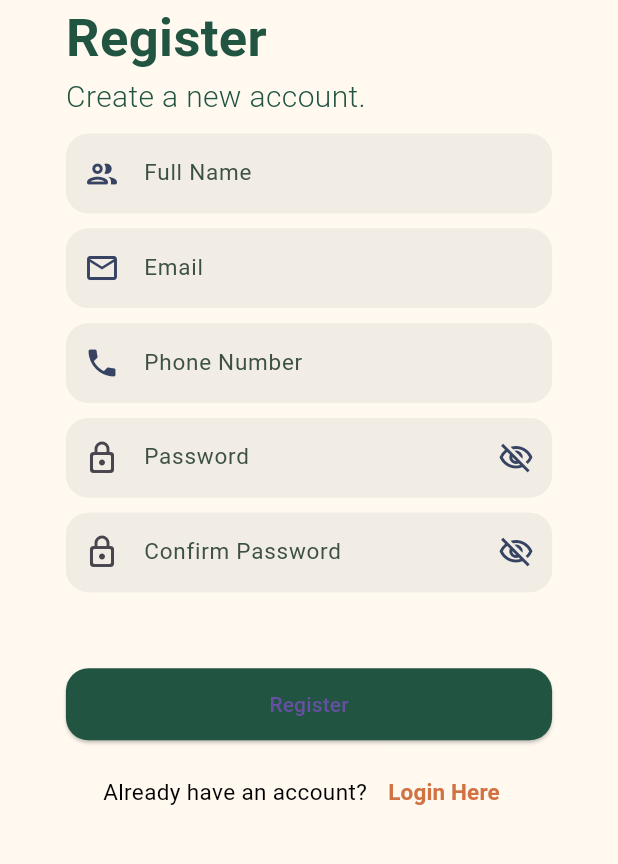
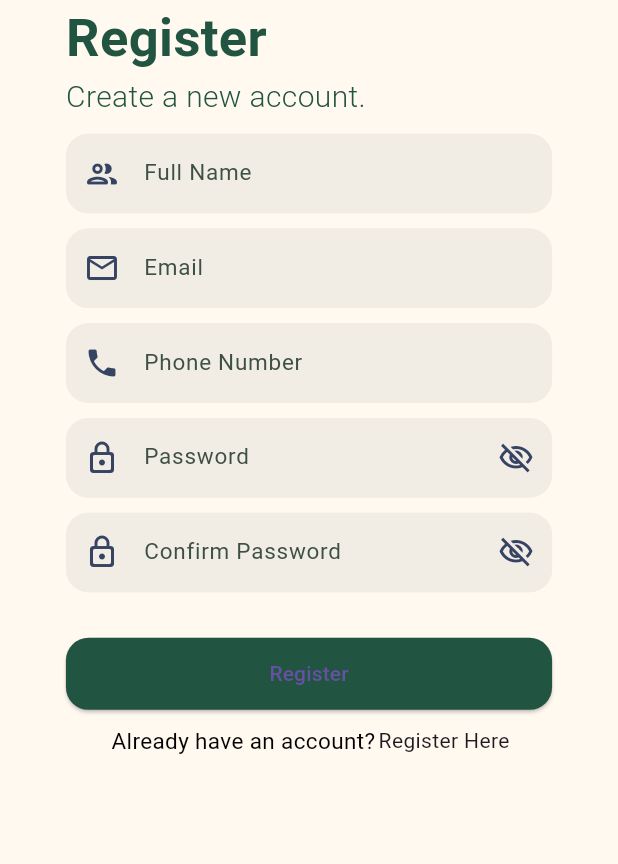
Before and after one commit to handoyonathan/Re-Empties, a Flutter app: the RegisterPage screen opened by its route, after a tap on "Register", on a phone screen of 412 x 824 dp, the part 315-1179 px from its top. Run offline on Flutter 3.47's test engine with Material 3 defaults, Android fonts, the phone set to English and light mode, and no system bars; our stand-ins replace cloud_firestore, firebase_auth, firebase_core, flutter_riverpod, flutter_screenutil, flutter_svg and 2 more; accounts and stored records are empty; network calls fail; statements that could not run were skipped.

Commit message:
Add Register Logic

```diff
--- a/lib/cores/template/form_validator.dart
+++ b/lib/cores/template/form_validator.dart
@@ -5,7 +5,8 @@ mixin FormValidatorMixin on BaseNotifier {
       r'^(?=.*[A-Z])(?=.*[a-z])(?=.*\d)(?=.*[@$!%*?&])[A-Za-z\d@$!%*?&]{8,}$');
   final RegExp emailRegex =
       RegExp(r'^[\w-\.]+@[a-zA-Z0-9-]+(\.[a-zA-Z]{2,})+$');
-  final RegExp phoneRegex = RegExp(r'^[0-9]+$');
+  final RegExp phoneRegex = RegExp(r'^\+62\d{9,12}$');
+  final RegExp nameRegex = RegExp(r'^[a-zA-Z]{4,}(?: [a-zA-Z]+){0,2}$');
 
   String? getValidation({
     required String value,
@@ -27,9 +28,9 @@ mixin FormValidatorMixin on BaseNotifier {
       return '$label kurang dari 8 karakter';
     }
 
-    if (validationList.contains(Validator.numericOnly) &&
+    if (validationList.contains(Validator.phoneFormat) &&
         !phoneRegex.hasMatch(value)) {
-      return '$label hanya boleh berisi angka';
+      return '$label hanya boleh berisi angka dan diawali dengan +62';
     }
 
     // Email validation
@@ -48,6 +49,12 @@ mixin FormValidatorMixin on BaseNotifier {
       return 'Password yang Anda masukkan tidak sesuai';
     }
 
+    // full name validation
+    if (validationList.contains(Validator.nameFormat) &&
+        !nameRegex.hasMatch(value)) {
+      return 'Nama yang Anda masukkan tidak sesuai';
+    }
+
     return null;
   }
 }
@@ -57,5 +64,6 @@ enum Validator {
   emailFormat,
   passwordFormat,
   confirmPassword,
-  numericOnly,
+  phoneFormat,
+  nameFormat,
 }
--- /dev/null
+++ b/lib/features/authentication/model/auth_model.dart
@@ -0,0 +1,31 @@
+import 'package:re_empties/cores/template/text_input_model.dart';
+
+class LoginModel {
+  final TextInputModel email;
+  final TextInputModel password;
+
+  LoginModel({required this.email, required this.password});
+}
+
+class RegisterModel {
+  final TextInputModel fullName;
+  final TextInputModel email;
+  final TextInputModel phoneNumber;
+  final TextInputModel password;
+  final TextInputModel confirmPassword;
+
+  RegisterModel(
+      {required this.fullName,
+      required this.email,
+      required this.phoneNumber,
+      required this.password,
+      required this.confirmPassword});
+
+  Map<String, dynamic> toMap() {
+    return {
+      'userName': fullName.text,
+      'userEmail': email.text,
+      'userPhoneNumber': phoneNumber.text,
+    };
+  }
+}
--- a/lib/features/authentication/model/user_model.dart
+++ /dev/null
@@ -1,8 +0,0 @@
-import 'package:re_empties/cores/template/text_input_model.dart';
-
-class LoginModel {
-  final TextInputModel email;
-  final TextInputModel password;
-
-  LoginModel({required this.email, required this.password});
-}
--- a/lib/features/authentication/viewmodel/login_viewmodel.dart
+++ b/lib/features/authentication/viewmodel/login_viewmodel.dart
@@ -3,7 +3,7 @@ import 'package:firebase_auth/firebase_auth.dart';
 import 'package:re_empties/cores/template/form_notifier.dart';
 import 'package:re_empties/cores/template/form_validator.dart';
 import 'package:re_empties/cores/template/text_input_model.dart';
-import 'package:re_empties/features/authentication/model/user_model.dart';
+import 'package:re_empties/features/authentication/model/auth_model.dart';
 import 'package:flutter_riverpod/flutter_riverpod.dart';
 
 final loginVM = ChangeNotifierProvider.autoDispose(LoginVM.new);
--- /dev/null
+++ b/lib/features/authentication/viewmodel/register_viewmodel.dart
@@ -0,0 +1,123 @@
+import 'package:cloud_firestore/cloud_firestore.dart';
+import 'dart:async';
+import 'package:firebase_auth/firebase_auth.dart';
+import 'package:re_empties/cores/template/form_notifier.dart';
+import 'package:re_empties/cores/template/form_validator.dart';
+import 'package:re_empties/cores/template/text_input_model.dart';
+import 'package:re_empties/features/authentication/model/auth_model.dart';
+import 'package:flutter_riverpod/src/change_notifier_provider.dart';
+
+final registerVM = ChangeNotifierProvider.autoDispose(RegisterVM.new);
+
+class RegisterVM extends BaseFormNotifier<RegisterModel>
+    with FormValidatorMixin {
+  final FirebaseAuth _auth = FirebaseAuth.instance;
+  final FirebaseFirestore _firestore = FirebaseFirestore.instance;
+
+  RegisterVM(super.ref);
+
+  void onRegister() async {
+    if (validate()) {
+      try {
+        //  bikin new user di firebase auth
+        UserCredential userCredential =
+            await _auth.createUserWithEmailAndPassword(
+          email: form.email.text,
+          password: form.password.text,
+        );
+        print('User Logged in: ${userCredential.user?.uid}');
+
+        // add user data to firestore
+        RegisterModel user = RegisterModel(
+          fullName: form.fullName,
+          email: form.email,
+          phoneNumber: form.phoneNumber,
+          password: form.password,
+          confirmPassword: form.confirmPassword,
+        );
+        await _firestore
+            .collection('users')
+            .doc(userCredential.user?.uid)
+            .set(user.toMap());
+        print('User data added to Firestore');
+      } on FirebaseAuthException catch (e) {
+        // Tangani kesalahan login
+        print('Failed with error code: ${e.code}');
+        print(e.message);
+      }
+    }
+  }
+
+  // Future<void> registerUser({
+  //   required String fullName,
+  //   required String email,
+  //   required String phoneNumber,
+  //   required String password,
+  // }) async {
+  //   try {
+  //     // bikin new user di firebase auth
+  //     UserCredential userCredential = await _auth
+  //         .createUserWithEmailAndPassword(email: email, password: password);
+
+  //     // add user data to firestore
+  //     RegisterModel user = RegisterModel(
+  //       fullName: fullName,
+  //       email: email,
+  //       phoneNumber: phoneNumber,
+  //     );
+  //     await _firestore
+  //         .collection('users')
+  //         .doc(userCredential.user?.uid)
+  //         .set(user.toMap());
+  //   } catch (e) {
+  //     print("Error in registration: $e");
+  //   }
+  // }
+
+  @override
+  late RegisterModel form;
+
+  @override
+  FutureOr<void> init() {
+    form = RegisterModel(
+      fullName: TextInputModel(
+          validator: (value) => getValidation(
+                value: value,
+                label: 'Full Name',
+                validationList: [Validator.nameFormat],
+              )),
+      email: TextInputModel(
+          validator: (value) => getValidation(
+                value: value,
+                label: 'Email',
+                validationList: [
+                  Validator.emailFormat,
+                ],
+              )),
+      phoneNumber: TextInputModel(
+          validator: (value) => getValidation(
+                value: value,
+                label: 'Phone Number',
+                validationList: [
+                  Validator.phoneFormat,
+                ],
+              )),
+      password: TextInputModel(
+          validator: (value) => getValidation(
+                value: value,
+                label: 'Password',
+                validationList: [
+                  Validator.passwordFormat,
+                ],
+              )),
+      confirmPassword: TextInputModel(
+          validator: (value) => getValidation(
+                value: value,
+                label: 'Confirm Password',
+                validationList: [
+                  Validator.confirmPassword,
+                ],
+              )),
+    );
+  }
+}
--- a/lib/features/authentication/views/register_view.dart
+++ b/lib/features/authentication/views/register_view.dart
@@ -1,36 +1,32 @@
 import 'package:flutter/material.dart';
 import 'package:re_empties/cores/components/button_main_app.dart';
-import 'package:re_empties/cores/components/custom_text_field.dart';
+import 'package:re_empties/cores/components/form_text_field.dart';
 import 'package:re_empties/cores/components/image_asset.dart';
+import 'package:re_empties/cores/components/tap_detector.dart';
 import 'package:re_empties/cores/constant/colors.dart';
 import 'package:re_empties/cores/constant/image_path.dart';
+import 'package:re_empties/cores/constant/text_theme.dart';
+import 'package:re_empties/cores/template/view.dart';
+import 'package:re_empties/features/authentication/viewmodel/register_viewmodel.dart';
+import 'package:flutter_screenutil/src/size_extension.dart';
+import '../../../cores/components/hidden_app_bar.dart';
 import 'package:gap/gap.dart';
-import 'package:flutter_screenutil/flutter_screenutil.dart';
 
-class RegisterPage extends StatefulWidget {
+class RegisterPage extends StatelessWidget {
   const RegisterPage({super.key});
 
   @override
-  State<RegisterPage> createState() => RegisterPageState();
-}
+  Widget build(BuildContext context) => BaseView<RegisterVM>(
+        provider: registerVM,
+        appBar: (_) => const HiddenAppBar(
+          backgroundColor: Colors.transparent,
+        ),
+        builder: _buildScreen,
+        extendBodyBehindAppBar: true,
+        disableSafeArea: true,
+      );
 
-class RegisterPageState extends State<RegisterPage> {
-  final TextEditingController fullNameController = TextEditingController();
-  final TextEditingController emailController = TextEditingController();
-  final TextEditingController phoneNumberController = TextEditingController();
-  final TextEditingController passwordController = TextEditingController();
-  final TextEditingController confirmPasswordController =
-      TextEditingController();
-
-  final FocusNode fullNameFocusedNode = FocusNode();
-  final FocusNode emailFocusNode = FocusNode();
-  final FocusNode phoneNumberFocusedNode = FocusNode();
-  final FocusNode passwordFocusNode = FocusNode();
-  final FocusNode confirmPasswordFocusNode = FocusNode();
-
-  @override
-  Widget build(BuildContext context) {
-    return Scaffold(
+  Widget _buildScreen(BuildContext context, RegisterVM vm) => Scaffold(
         backgroundColor: colors.bgColor,
         body: SingleChildScrollView(
           keyboardDismissBehavior: ScrollViewKeyboardDismissBehavior.onDrag,
@@ -64,148 +60,68 @@ class RegisterPageState extends State<RegisterPage> {
                   ),
                   Gap(10.h),
 
-                // Full name
-                CustomTextField(
-                  hint: "Full Name",
-                  controller: fullNameController,
-                  focusNode: fullNameFocusedNode,
-                  keyboardType: TextInputType.name,
-                  inputAction: TextInputAction.next,
-                  prefixIcon: Icon(
+                  Form(
+                      key: vm.formKey,
+                      child: Column(
+                        children: [
+                          FormTextField(
+                            inputModel: vm.form.fullName,
+                            hint: 'Full Name',
+                            prefixWidget: Icon(
                               Icons.people_outline_rounded,
                               color: colors.blueText,
                             ),
-                  isMultiline: false,
-                  onSubmit: (value) {
-                    fullNameFocusedNode.unfocus();
-                    FocusScope.of(context).requestFocus(emailFocusNode);
-                  },
-                  validator: (value) {
-                    if (value == null || value.isEmpty) {
-                      return "Please enter your full name";
-                    }
-                    return null;
-                  },
-                  borderRadius: 15.0,
                           ),
                           Gap(10.h),
-
-                // Email
-                CustomTextField(
-                  hint: "Email",
-                  controller: emailController,
-                  focusNode: emailFocusNode,
-                  keyboardType: TextInputType.emailAddress,
-                  inputAction: TextInputAction.next,
-                  prefixIcon: Icon(
+                          FormTextField(
+                            hint: 'Email',
+                            inputModel: vm.form.email,
+                            prefixWidget: Icon(
                               Icons.email_outlined,
                               color: colors.blueText,
                             ),
-                  isMultiline: false,
-                  onSubmit: (value) {
-                    emailFocusNode.unfocus();
-                    FocusScope.of(context).requestFocus(passwordFocusNode);
-                  },
-                  validator: (value) {
-                    if (value == null || value.isEmpty) {
-                      return "Please enter your email";
-                    }
-                    if (!RegExp(r'^[^@]+@[^@]+\.[^@]+').hasMatch(value)) {
-                      return "Please enter a valid email";
-                    }
-                    return null;
-                  },
-                  borderRadius: 15.0,
                           ),
                           Gap(10.h),
-
-                // Phone Number
-                CustomTextField(
-                  hint: "Phone Number",
-                  controller: phoneNumberController,
-                  focusNode: phoneNumberFocusedNode,
-                  keyboardType: TextInputType.phone,
-                  inputAction: TextInputAction.next,
-                  prefixIcon: Icon(
+                          FormTextField(
+                            hint: 'Phone Number',
+                            inputModel: vm.form.phoneNumber,
+                            prefixWidget: Icon(
                               Icons.phone,
                               color: colors.blueText,
                             ),
-                  isMultiline: false,
-                  onSubmit: (value) {
-                    phoneNumberFocusedNode.unfocus();
-                    FocusScope.of(context).requestFocus(passwordFocusNode);
-                  },
-                  validator: (value) {
-                    if (value == null || value.isEmpty) {
-                      return "Please enter your phone number";
-                    }
-                    if (!RegExp(r'^08[0-9]{8,11}$').hasMatch(value)) {
-                      return "Phone number must start with '08', contain only digits, and be between 10 to 13 digits long.";
-                    }
-                    return null;
-                  },
-                  borderRadius: 15.0,
                           ),
                           Gap(10.h),
-
-                // Password
-                CustomTextField(
+                          FormTextField(
                             hint: "Password",
-                  controller: passwordController,
-                  focusNode: passwordFocusNode,
+                            inputModel: vm.form.password,
                             isPassword: true,
                             isMultiline: false,
-                  prefixIcon: const Icon(Icons.lock_outline_rounded),
-                  onSubmit: (value) {
-                    passwordFocusNode.unfocus(); // Hide keyboard on submit
-                    FocusScope.of(context)
-                        .requestFocus(confirmPasswordFocusNode);
-                  },
-                  validator: (value) {
-                    if (value == null || value.isEmpty) {
-                      return "Please enter your password";
-                    }
-                    if (value.length < 6) {
-                      return "Password must be at least 6 characters";
-                    }
-                    return null;
-                  },
+                            prefixWidget: Icon(
+                              Icons.lock_outline_rounded,
+                              color: colors.blueText,
+                            ),
                           ),
                           Gap(10.h),
-
-                // Confirm Password
-                CustomTextField(
+                          FormTextField(
                             hint: "Confirm Password",
-                  controller: confirmPasswordController,
-                  focusNode: confirmPasswordFocusNode,
+                            inputModel: vm.form.confirmPassword,
                             isPassword: true,
                             isMultiline: false,
-                  prefixIcon: const Icon(Icons.lock_outline_rounded),
-                  onSubmit: (value) {
-                    confirmPasswordFocusNode.unfocus(); // Hide keyboard on submit
-                  },
-                  validator: (value) {
-                    if (value == null || value.isEmpty) {
-                      return "Please enter your password";
-                    }
-                    if (value.length < 6) {
-                      return "Password must be at least 6 characters";
-                    }
-                    if (value != passwordController.text) {
-                      return "Passwords do not match";
-                    }
-                    return null;
-                  },
+                            prefixWidget: Icon(
+                              Icons.lock_outline_rounded,
+                              color: colors.blueText,
                             ),
-                Gap(50.h),
+                          ),
+                          Gap(10.h),
+                        ],
+                      )),
 
+                  Gap(20.h),
                   // Register button
                   AppMainButton(
                     state: ButtonState.primary,
                     text: 'Register',
-                  onPressed: () {
-                    print('hai regis');
-                  },
+                    onPressed: vm.onRegister,
                   ),
                   Gap(10.h),
 
@@ -223,15 +139,15 @@ class RegisterPageState extends State<RegisterPage> {
                         ),
                         textAlign: TextAlign.center,
                       ),
-                    TextButton(
-                      onPressed: () {
-                        Text("berhasil di klik brok");
+                      TapDetector(
+                        onTap: () {
+                          print('hai');
                         },
                         child: Text(
-                        "Login Here",
-                        style: TextStyle(
+                          "Register Here",
+                          style: textTheme.subtitle.copyWith(
                               color: colors.textButton,
-                            fontSize: 15.0,
+                              fontSize: 16,
                               fontWeight: FontWeight.w700),
                           textAlign: TextAlign.center,
                         ),
@@ -245,4 +161,3 @@ class RegisterPageState extends State<RegisterPage> {
         ),
       );
 }
-}
--- a/pubspec.yaml
+++ b/pubspec.yaml
@@ -39,6 +39,7 @@ dependencies:
   intl: ^0.19.0
   device_preview: ^1.2.0
   firebase_auth: ^5.3.0
+  cloud_firestore: ^5.4.2
 
 dev_dependencies:
   flutter_test:
```
Also changed, not shown: pubspec.lock, 3 other files. Lines whose indentation alone changed are shown as unchanged.
